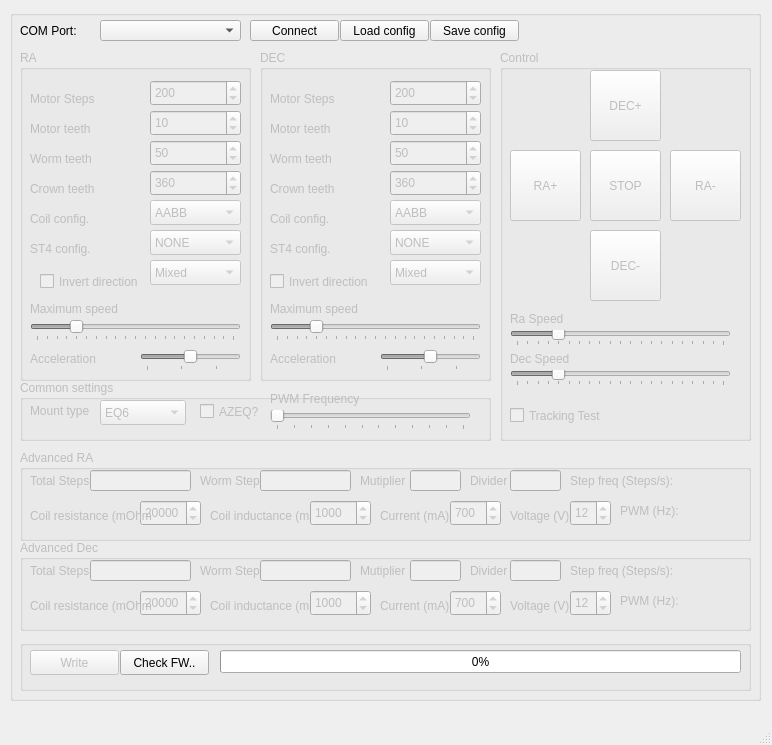
The window that mainwindow.ui (ahp-electronics/gt-configurator) describes before a commit, drawn with Qt 5.
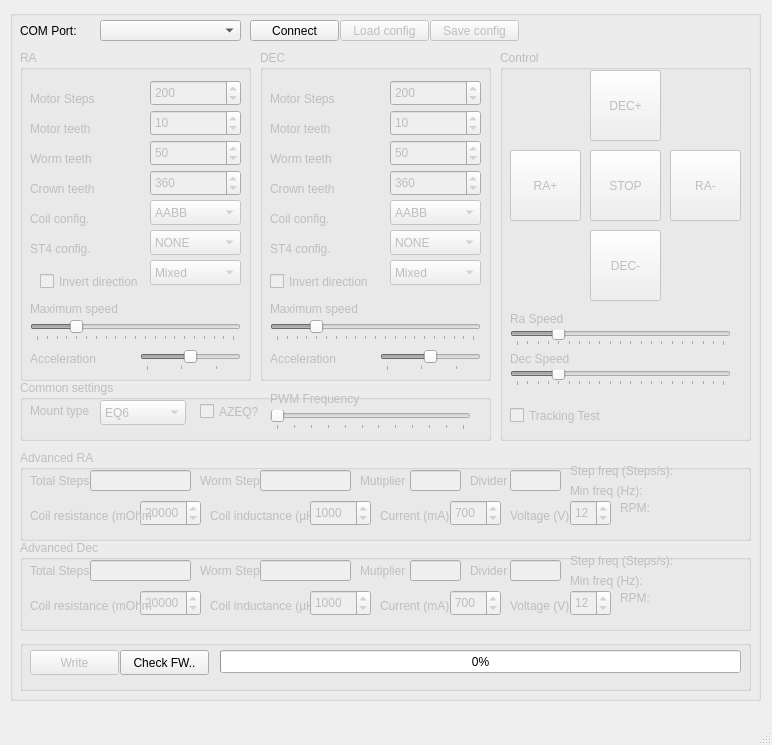
The same window after the commit.

What changed in the file:
```diff
--- a/mainwindow.ui
+++ b/mainwindow.ui
@@ -1248,7 +1248,7 @@
        </rect>
       </property>
       <property name="text">
-       <string>Coil inductance (mH)</string>
+       <string>Coil inductance (µH)</string>
       </property>
      </widget>
      <widget class="QSpinBox" name="Inductance_0">
@@ -1305,14 +1305,14 @@
      <widget class="QLabel" name="MinFrequency_0">
       <property name="geometry">
        <rect>
-        <x>600</x>
-        <y>50</y>
-        <width>121</width>
+        <x>550</x>
+        <y>30</y>
+        <width>171</width>
         <height>21</height>
        </rect>
       </property>
       <property name="text">
-       <string>PWM (Hz):</string>
+       <string>Min freq (Hz):</string>
       </property>
      </widget>
      <widget class="QLineEdit" name="Multiplier0">
@@ -1377,7 +1377,7 @@
       <property name="geometry">
        <rect>
         <x>550</x>
-        <y>20</y>
+        <y>10</y>
         <width>171</width>
         <height>21</height>
        </rect>
@@ -1386,6 +1386,19 @@
        <string>Step freq (Steps/s):</string>
       </property>
      </widget>
+     <widget class="QLabel" name="RPM_0">
+      <property name="geometry">
+       <rect>
+        <x>600</x>
+        <y>50</y>
+        <width>121</width>
+        <height>16</height>
+       </rect>
+      </property>
+      <property name="text">
+       <string>RPM:</string>
+      </property>
+     </widget>
     </widget>
     <widget class="QGroupBox" name="AdvancedDec">
      <property name="enabled">
@@ -1522,7 +1535,7 @@
        </rect>
       </property>
       <property name="text">
-       <string>Coil inductance (mH)</string>
+       <string>Coil inductance (µH)</string>
       </property>
      </widget>
      <widget class="QSpinBox" name="Inductance_1">
@@ -1576,19 +1589,6 @@
        <string>Current (mA)</string>
       </property>
      </widget>
-     <widget class="QLabel" name="MinFrequency_1">
-      <property name="geometry">
-       <rect>
-        <x>600</x>
-        <y>50</y>
-        <width>121</width>
-        <height>21</height>
-       </rect>
-      </property>
-      <property name="text">
-       <string>PWM (Hz):</string>
-      </property>
-     </widget>
      <widget class="QLineEdit" name="Multiplier1">
       <property name="geometry">
        <rect>
@@ -1647,11 +1647,24 @@
        <number>12</number>
       </property>
      </widget>
+     <widget class="QLabel" name="MinFrequency_1">
+      <property name="geometry">
+       <rect>
+        <x>550</x>
+        <y>30</y>
+        <width>171</width>
+        <height>21</height>
+       </rect>
+      </property>
+      <property name="text">
+       <string>Min freq (Hz):</string>
+      </property>
+     </widget>
      <widget class="QLabel" name="TrackingFrequency_1">
       <property name="geometry">
        <rect>
         <x>550</x>
-        <y>20</y>
+        <y>10</y>
         <width>171</width>
         <height>21</height>
        </rect>
@@ -1660,6 +1673,19 @@
        <string>Step freq (Steps/s):</string>
       </property>
      </widget>
+     <widget class="QLabel" name="RPM_1">
+      <property name="geometry">
+       <rect>
+        <x>600</x>
+        <y>50</y>
+        <width>121</width>
+        <height>16</height>
+       </rect>
+      </property>
+      <property name="text">
+       <string>RPM:</string>
+      </property>
+     </widget>
     </widget>
     <widget class="QPushButton" name="Connect">
      <property name="geometry">
@@ -1675,6 +1701,9 @@
      </property>
     </widget>
     <widget class="QPushButton" name="loadConfig">
+     <property name="enabled">
+      <bool>false</bool>
+     </property>
      <property name="geometry">
       <rect>
        <x>330</x>
@@ -1688,6 +1717,9 @@
      </property>
     </widget>
     <widget class="QPushButton" name="saveConfig">
+     <property name="enabled">
+      <bool>false</bool>
+     </property>
      <property name="geometry">
       <rect>
        <x>420</x>
```
Left out of the diff: 16 changed lines with no effect on the pictures.
